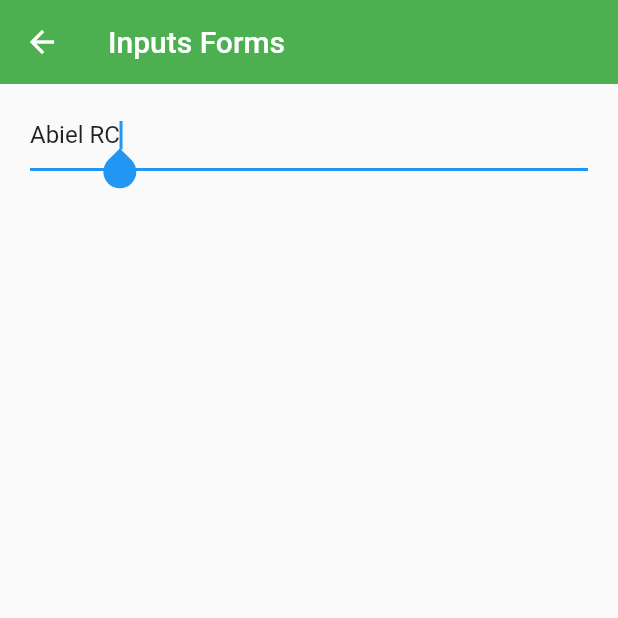
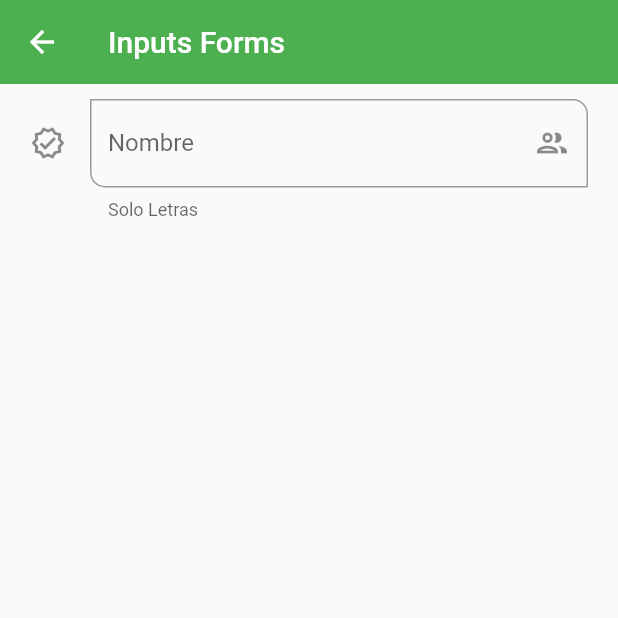
Before and after one commit to IsraelAbielRC/inversoft_v1, a Flutter app: the InputsScreen screen opened by its route, on a phone screen of 412 x 824 dp, the top half of it. Run offline on Flutter 3.47's test engine with Material 2 defaults, Android fonts, the phone set to English and light mode, and no system bars.

Commit message:
Iconos y formatos

```diff
--- a/lib/Screens/inputs_screen.dart
+++ b/lib/Screens/inputs_screen.dart
@@ -13,10 +13,27 @@ class InputsScreen extends StatelessWidget {
             child: Column(
               children: [
                 TextFormField(
-                  autofocus: true,
-                  initialValue: 'Abiel RC',
+                  autofocus: false,
+                  initialValue: '',
                   textCapitalization: TextCapitalization.words,
                   onChanged: (texto) {},
+                  validator: (texto) {
+                    if (texto == null) return 'Campo requerido';
+                    return texto.length < 3 ? 'Minimo 3 letras' : null;
+                  },
+                  autovalidateMode: AutovalidateMode.onUserInteraction,
+                  decoration: const InputDecoration(
+                      hintText: 'Nombre del Usuario',
+                      labelText: 'Nombre',
+                      helperText: 'Solo Letras',
+                      //prefixIcon: Icon(Icons.verified_outlined),
+                      suffixIcon: Icon(Icons.group_outlined),
+                      icon: Icon(Icons.verified_outlined),
+                      border: OutlineInputBorder(
+                        borderRadius: BorderRadius.only(
+                            bottomLeft: Radius.circular(10),
+                            topRight: Radius.circular(10)),
+                      )),
                 )
               ],
             )),
```
